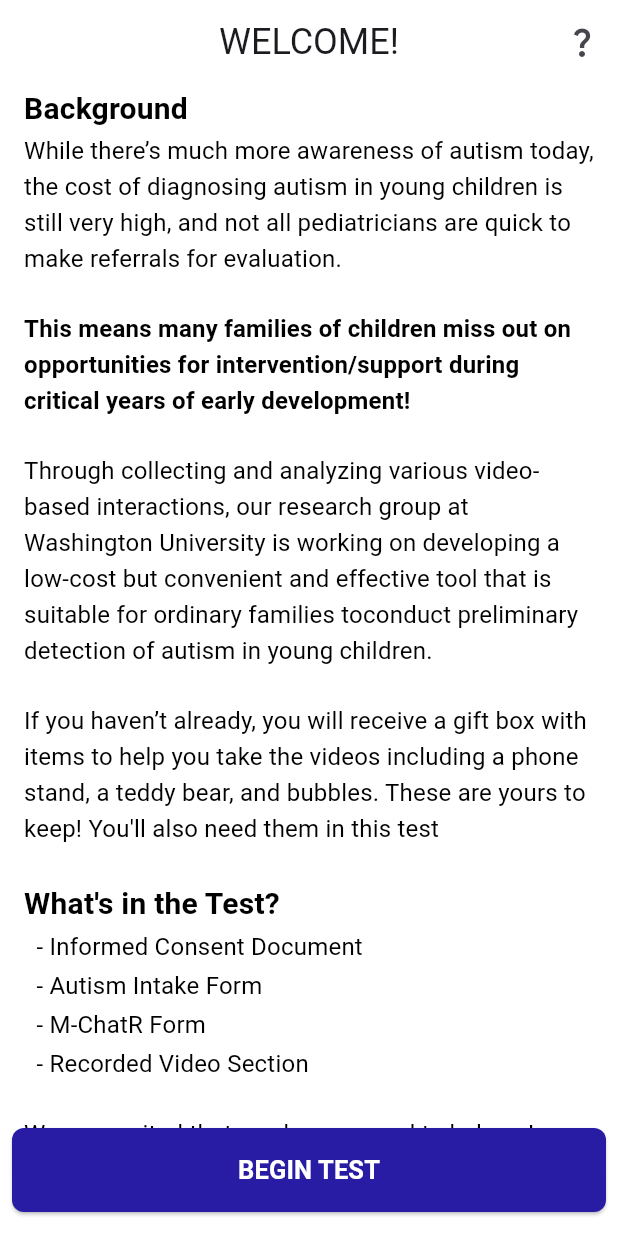
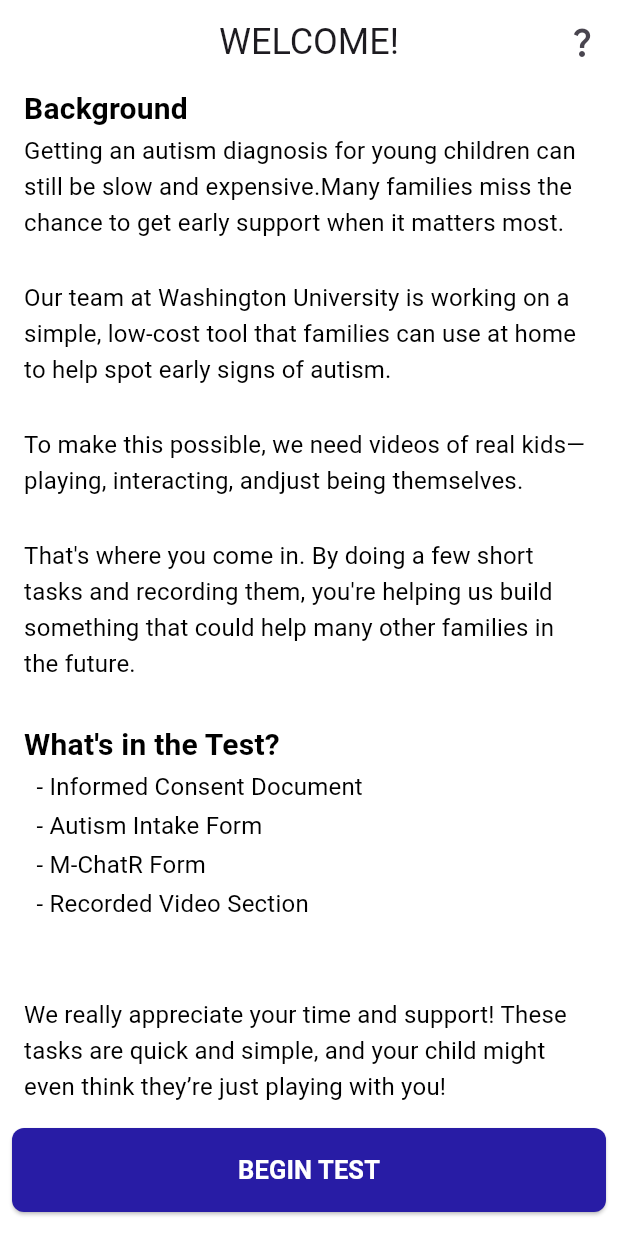
Before and after one commit to kevin200555/autism_ai_test, a Flutter app: the screen it shows after launch, on a phone screen of 412 x 824 dp. Run offline on Flutter 3.47's test engine with Material 3 defaults, Android fonts, the phone set to English and light mode, and no system bars; drawn by our look-alikes of auto_size_text; our stand-ins replace camera, video_player.

Commit message:
New instructions received, updated home screen to match

```diff
--- a/lib/screens/information_screens/home_screen.dart
+++ b/lib/screens/information_screens/home_screen.dart
@@ -6,14 +6,12 @@ import 'package:camera/camera.dart';
 import 'package:autism_ai_test/constants/colors.dart';
 import 'package:autism_ai_test/screens/information_screens/help_screen.dart';
 
-
 //The very first screen that a user will see
 class HomeScreen extends StatelessWidget {
   final CameraDescription camera;
   const HomeScreen({super.key, required this.camera});
   @override
   Widget build(BuildContext context) {
-
     return Scaffold(
       backgroundColor: ColorTheme.background,
       appBar: AppBar(
@@ -42,37 +40,30 @@ class HomeScreen extends StatelessWidget {
           children: [
             SubTitle('Background', textAlign: TextAlign.left),
             BodyText(
-              'While there’s much more awareness of autism today, the '
-              'cost of diagnosing autism in young children is still '
-              'very high, and not all pediatricians are quick to make referrals for evaluation. ',
+              'Getting an autism diagnosis for young children can still be slow and expensive.'
+              'Many families miss the chance to get early support when it matters most.\n',
             ),
-            SizedBox(height: MediaQuery.of(context).size.width * 0.05),
-            BodyTextBold(
-              'This means many families of '
-              'children miss out on opportunities for intervention/support'
-              ' during critical years of early development!',
+            BodyText(
+              'Our team at Washington University is working on a simple, low-cost tool '
+              'that families can use at home to help spot early signs of autism.\n',
             ),
-            SizedBox(height: MediaQuery.of(context).size.width * 0.05),
             BodyText(
-              'Through collecting and analyzing various video-based interactions,'
-              ' our research group at Washington University is working on developing a low-cost'
-              ' but convenient and effective tool that is suitable for ordinary families to'
-              'conduct preliminary detection of autism in young children.',
+              'To make this possible, we need videos of real kids—playing, interacting, and'
+              'just being themselves.\n',
             ),
-            SizedBox(height: MediaQuery.of(context).size.width * 0.05),
             BodyText(
-              'If you haven’t already, you will receive a gift box with items to help'
-              ' you take the videos including a phone stand, a teddy bear, and bubbles. These are'
-              ' yours to keep! You\'ll also need them in this test',
+              'That\'s where you come in. By doing a few short tasks and recording them'
+              ', you\'re helping us build something that could help many other families in the future.\n',
             ),
-            SizedBox(height: MediaQuery.of(context).size.width * 0.05),
             SubTitle('What\'s in the Test?', textAlign: TextAlign.left),
             BodyText('\t\t- Informed Consent Document'),
             BodyText('\t\t- Autism Intake Form'),
             BodyText('\t\t- M-ChatR Form'),
-            BodyText('\t\t- Recorded Video Section'),
-            SizedBox(height: MediaQuery.of(context).size.width * 0.05),
-            BodyText('We are excited that you have agreed to help us!'),
+            BodyText('\t\t- Recorded Video Section\n\n'),
+            BodyText(
+              'We really appreciate your time and support!'
+              ' These tasks are quick and simple, and your child might even think they’re just playing with you!',
+            ),
           ],
         ),
       ),
@@ -86,9 +77,8 @@ class HomeScreen extends StatelessWidget {
               Navigator.push(
                 context,
                 MaterialPageRoute(
-                  builder: (context) => InformedConsentDocumentScreen(
-                    camera: camera,
-                  ),
+                  builder: (context) =>
+                      InformedConsentDocumentScreen(camera: camera),
                 ),
               );
             },
--- a/lib/screens/information_screens/video_section_info_screen.dart
+++ b/lib/screens/information_screens/video_section_info_screen.dart
@@ -72,7 +72,6 @@ class VideoSectionInfoScreen1 extends StatelessWidget {
             BodyText(
               'Make sure you have the teddy bear, camera stand, and bubbles before we begin!\n',
             ),
-            //INSERT IMAGES HERE
             SubTitle('Swipe Left on your phone screen to go to the next page, you can also swipe right to go back.\n'),
             SubTitle('SWIPE>>>'),
           ],
@@ -124,7 +123,7 @@ class VideoSectionInfoScreen2 extends StatelessWidget {
             BodyText(
               '(the front facing camera is usually lower quality and could also distract your child.)',
             ),
-            Image.asset('assets/camera_placement_example.png'),
+            Image(image: AssetImage('assets/camera_placement_example.png')),
             SubTitle('\nSWIPE>>>'),
           ],
         ),
```
